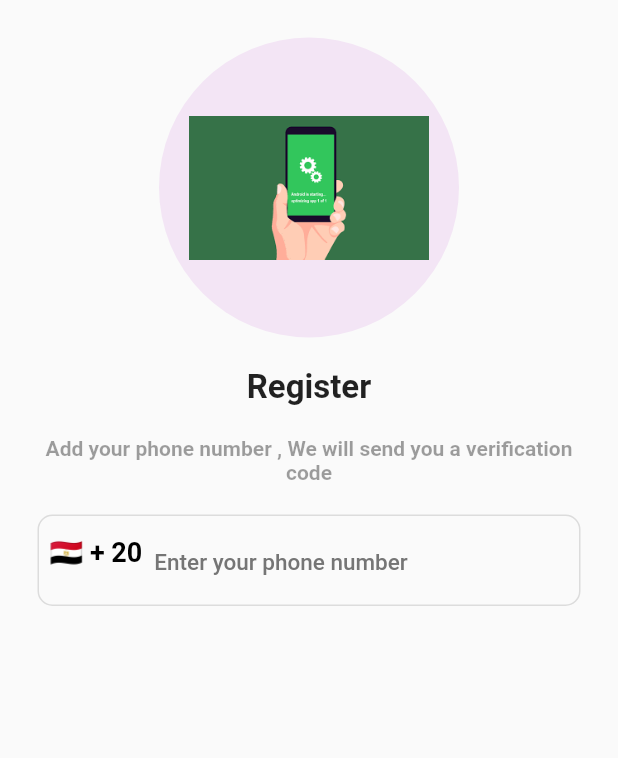
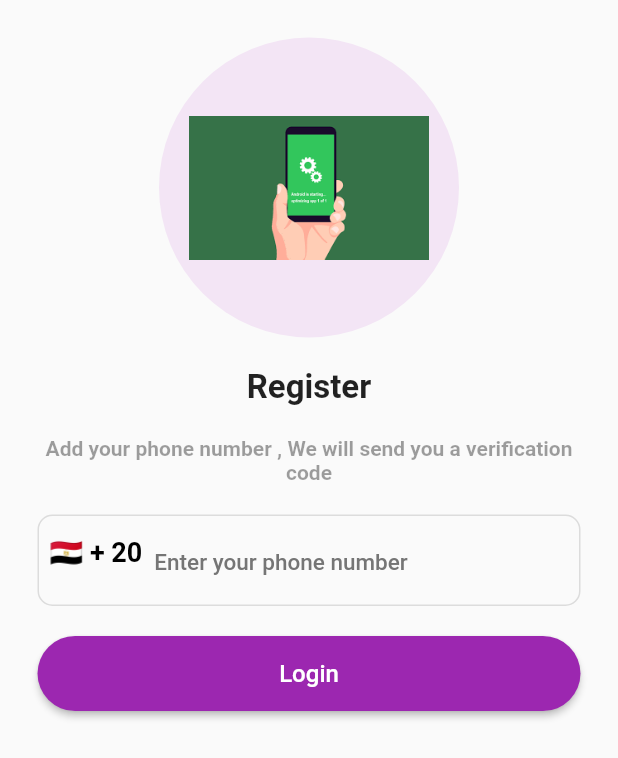
Before and after one commit to mohamedmostfa2000/Phone_Auth_Flutter_FireBase_App, a Flutter app: the RegisterScreen screen opened directly, on a phone screen of 412 x 824 dp. Shown: the top 758 px of the screen. Run offline on Flutter 3.47's test engine with Material 2 defaults, Android fonts, the light colour scheme and no system bars; our stand-ins replace country_picker.

Commit message:
Mohamed Mostfa - design login button in register screen

```diff
--- a/lib/Screens/Register_Screen.dart
+++ b/lib/Screens/Register_Screen.dart
@@ -1,5 +1,6 @@
 import 'package:country_picker/country_picker.dart';
 import 'package:flutter/material.dart';
+import 'package:phone_auth_flutter_firebase/Widgets/Custom_Button.dart';
 
 class RegisterScreen extends StatefulWidget {
   const RegisterScreen({super.key});
@@ -138,6 +139,14 @@ class _RegisterScreenState extends State<RegisterScreen> {
                           )
                         : null,
                   ),
+                ),
+                const SizedBox(
+                  height: 20,
+                ),
+                SizedBox(
+                  width: 400,
+                  height: 50,
+                  child: CustomButton(text: "Login", onPressed: () {}),
                 )
               ],
             ),
```
